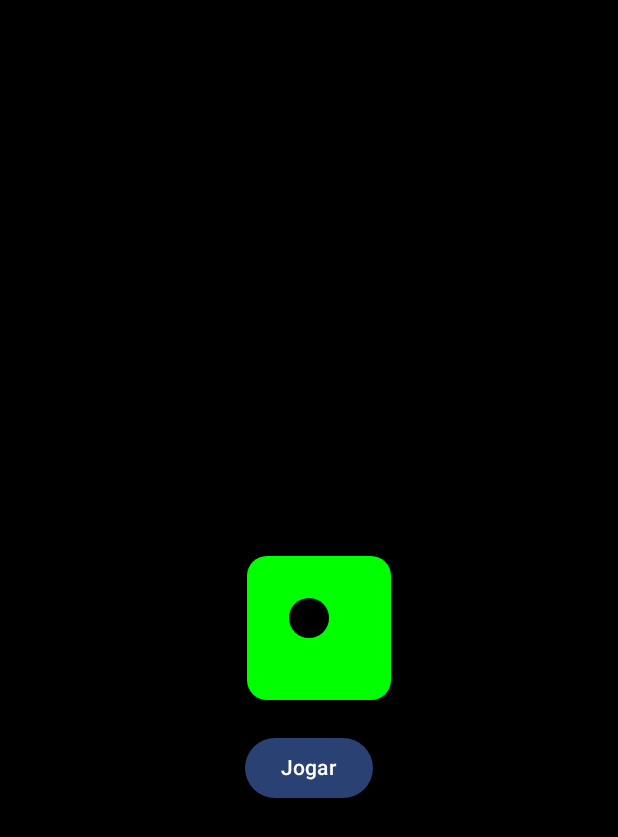
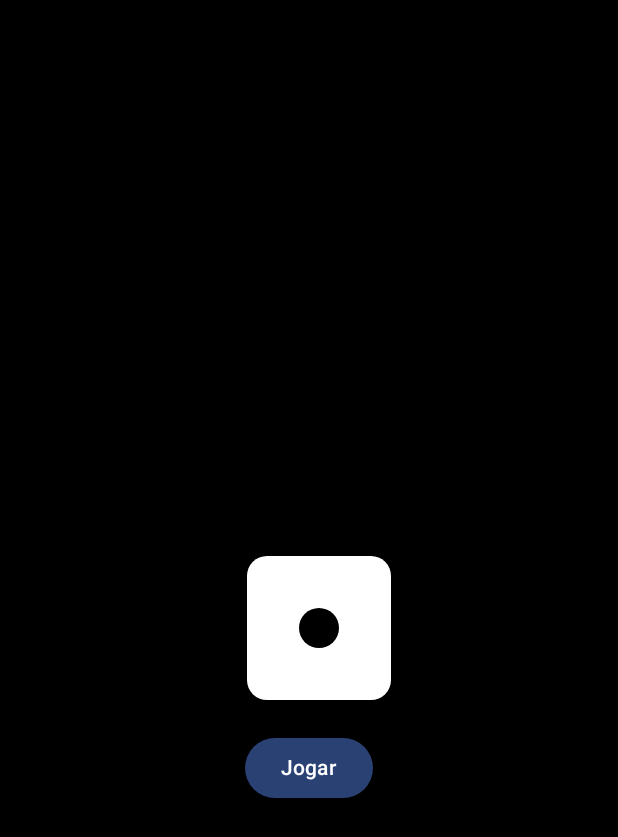
Before and after one commit to mgl-uhou/dice-game, an Android app built with Jetpack Compose: the screen it shows after launch (MainActivity), on a phone screen of 412 x 824 dp. Shown: the top 837 px of the screen. Run offline under Robolectric (Android 15) with nearby library versions, the phone set to English and light mode, and no system bars; 1 statement that could not run was skipped.

Commit message:
fix: fix alignment center and change color

```diff
--- a/app/src/main/java/com/example/dicegame/MainActivity.kt
+++ b/app/src/main/java/com/example/dicegame/MainActivity.kt
@@ -60,19 +60,19 @@ fun DrawScope.circle(offset: (Float) -> Offset){
 
 fun DrawScope.center(){
     circle {
-        Offset(size.width / 2, size.height / 2)
+        Offset(size.width / 2 + it / 2, size.height / 2 + it / 2)
     }
 }
 
 fun DrawScope.centerRight(){
     circle {
-        Offset(size.width - it, size.height / 2)
+        Offset(size.width - it, size.height / 2 + it / 2)
     }
 }
 
 fun DrawScope.centerLeft(){
     circle {
-        Offset(it * 2, size.height / 2)
+        Offset(it * 2, size.height / 2 + it / 2)
     }
 }
 
@@ -146,7 +146,7 @@ fun Dice(number: Int, modifier: Modifier){
             .size(96.dp, 96.dp)
     ){
         drawRoundRect(
-            Color.Green,
+            Color.White,
             cornerRadius = CornerRadius(20f, 20f),
             topLeft = Offset(10f, 10f),
             size = size
```
